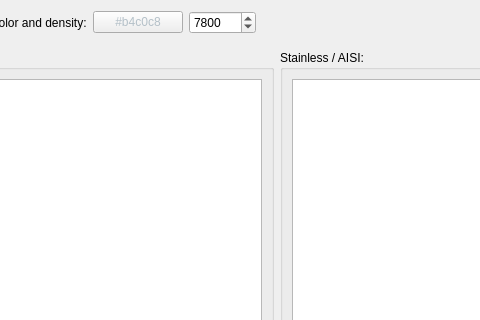
Before: the Qt Designer form repo/ui/pref_sm.ui in GS90/addFC, drawn with Qt 5; both pictures show x 113 to 593 and y 0 to 320 of the 780 by 600 pixel window.
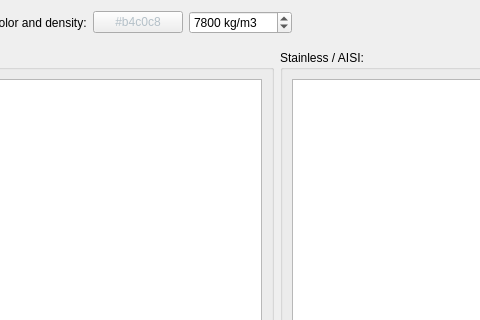
After: the same form once the commit is applied.

Patch:
```diff
--- a/repo/ui/pref_sm.ui
+++ b/repo/ui/pref_sm.ui
@@ -48,6 +48,9 @@
      </item>
      <item>
       <widget class="QSpinBox" name="density">
+       <property name="suffix">
+        <string> kg/m3</string>
+       </property>
        <property name="maximum">
         <number>100000</number>
        </property>
```
